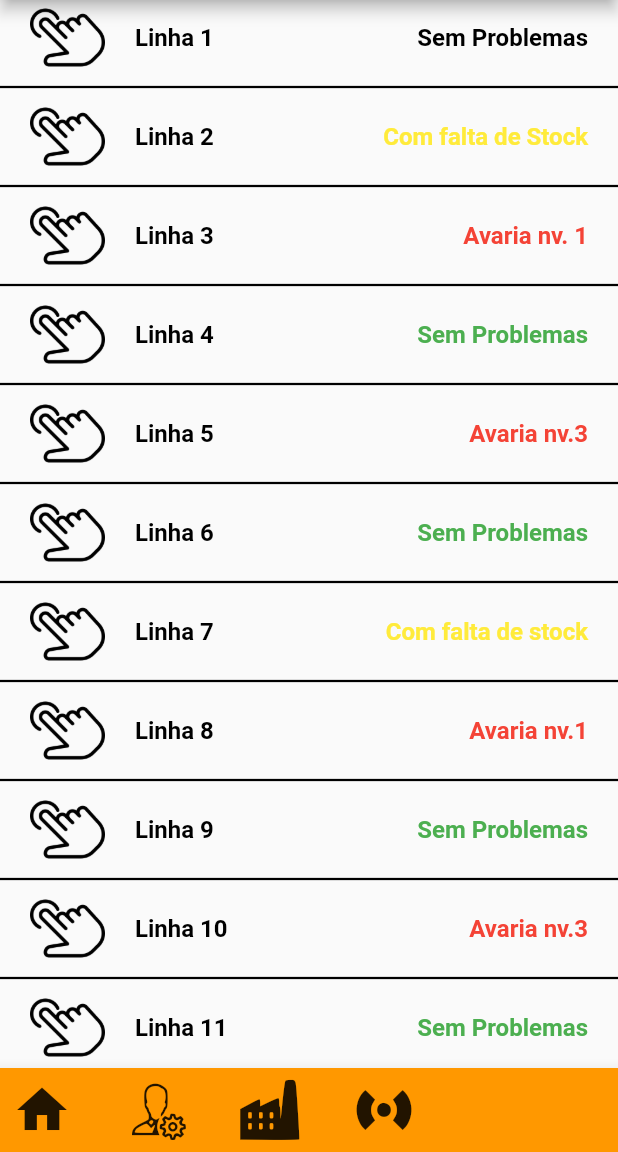
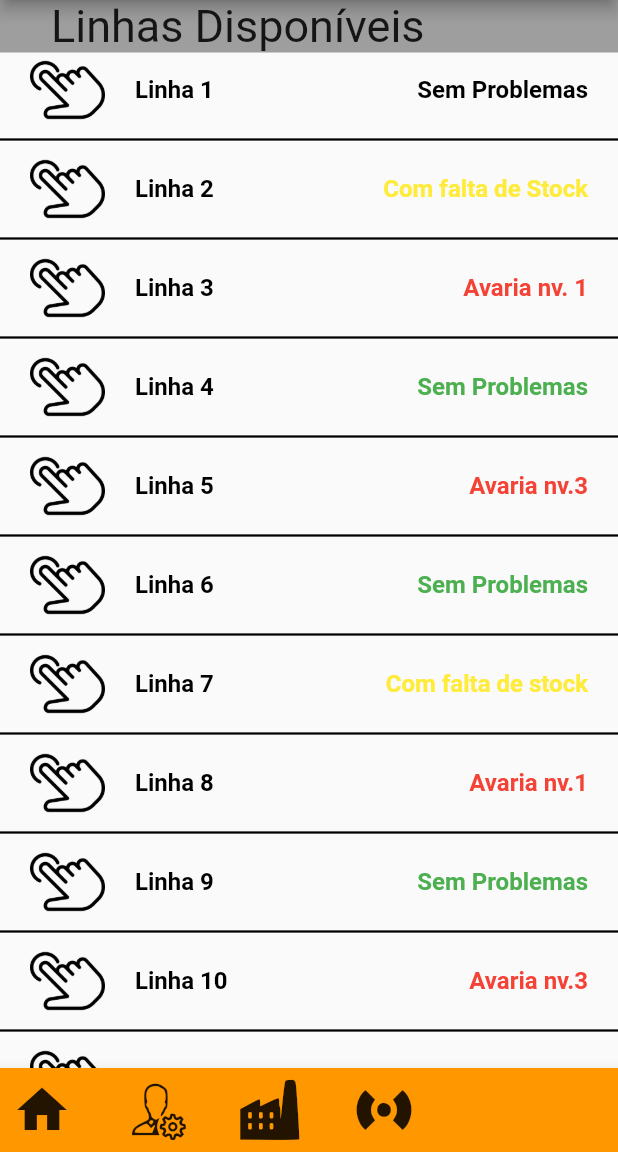
Before and after one commit to zepauloutad/Frontend_Tablet_Continental, a Flutter app: the screen it shows after launch, item 3 of the bottom bar chosen, on a phone screen of 412 x 824 dp, the part 84-1236 px from its top. Run offline on Flutter 3.47's test engine with Material 2 defaults, Android fonts, the light colour scheme and no system bars.

Commit message:
added header code

```diff
--- a/lib/factory_lines.dart
+++ b/lib/factory_lines.dart
@@ -17,6 +17,21 @@ class _FactoryLinesState extends State<FactoryLines> {
       body: Column(
         crossAxisAlignment: CrossAxisAlignment.start,
         children: [
+          Container(
+            color: Colors.grey,
+            width: double.infinity,
+            child: const Row(
+              children: [
+                Padding(
+                  padding: EdgeInsets.only(left: 34),
+                  child: Text(
+                    'Linhas Disponíveis',
+                    style: TextStyle(fontSize: 30),
+                  ),
+                ),
+              ],
+            ),
+          ),
                   SizedBox(
             width: double.infinity,
             child: Column(
```
